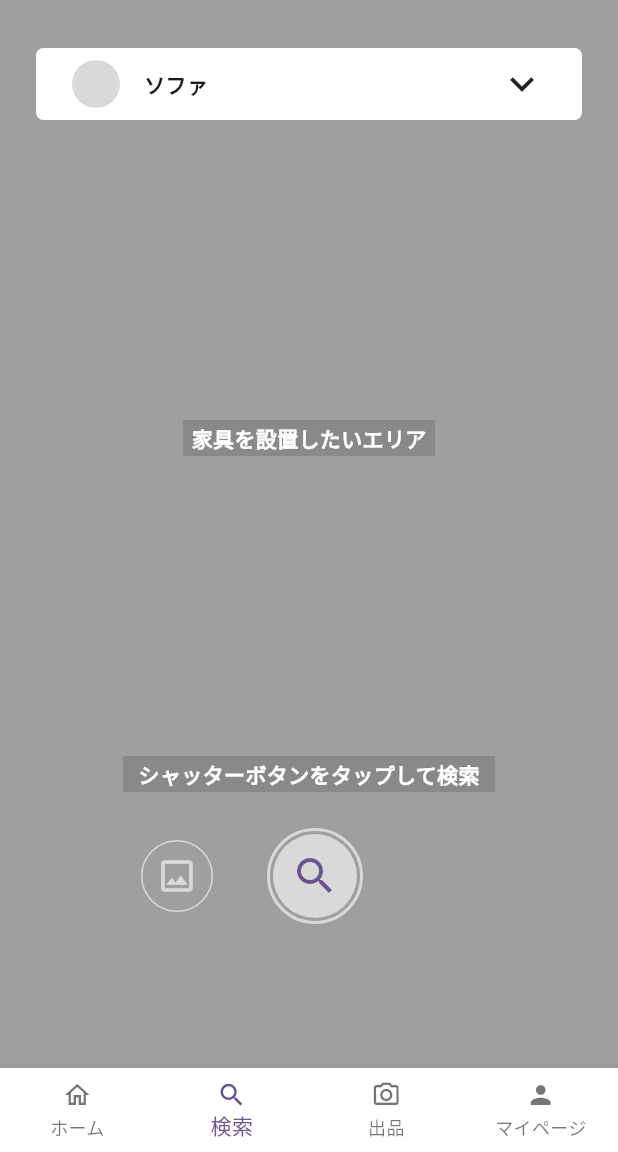
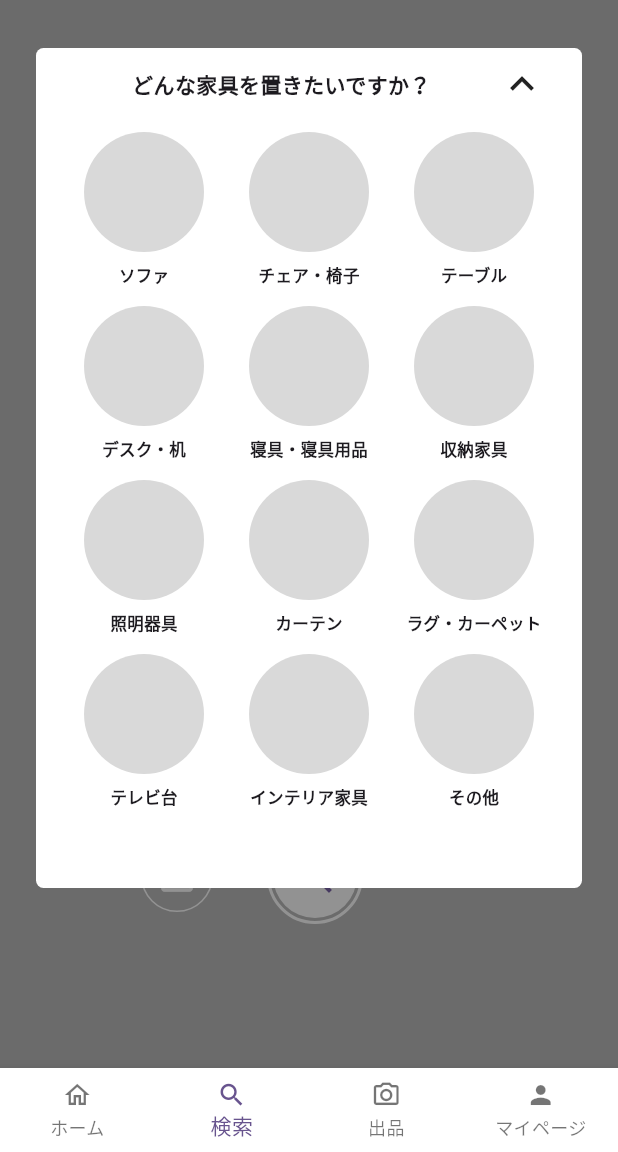
Before and after one commit to naka-c1024/Hack_U_Team1, a Flutter app: the screen it shows after launch, item 2 of the bottom bar chosen, on a phone screen of 412 x 824 dp, the part 84-1236 px from its top. Run offline on Flutter 3.47's test engine with Material 3 defaults, Android fonts, the phone set to English and light mode, and no system bars; our stand-ins replace flutter_hooks, hooks_riverpod.

Commit message:
update: カテゴリメニュー周りのアクションを調整

```diff
--- a/client/app/lib/Views/picture_search_view.dart
+++ b/client/app/lib/Views/picture_search_view.dart
@@ -30,6 +30,22 @@ class PictureSearchView extends HookConsumerWidget {
       'インテリア家具',
       'その他'
     ];
+
+    // カテゴリ未選択時に最初からカテゴリ一メニューを表示
+    useEffect(() {
+      if (selectedIndex == -1) {
+        menuHeight.value = 560;
+      }
+      return null;
+    }, []);
+
+    // カテゴリを選んだらカテゴリメニューを閉じる
+    useEffect((){
+      if (selectedIndex != -1) {
+        toggleHeight();
+      }
+      return null;
+    },[selectedIndex]);
 
     return Stack(
       alignment: Alignment.topCenter,
@@ -137,6 +153,11 @@ class PictureSearchView extends HookConsumerWidget {
             ),
           ],
         ),
+        menuHeight.value == 48.0
+            ? const SizedBox()
+            : Container(
+                color: const Color(0x53000000),
+              ),
         Container(
           padding: const EdgeInsets.fromLTRB(24, 32, 24, 24),
           child: Column(
@@ -158,7 +179,9 @@ class PictureSearchView extends HookConsumerWidget {
                       // 常に見えている部分がボタン
                       GestureDetector(
                         onTap: () {
-                          toggleHeight();
+                          if (selectedIndex != -1) {
+                            toggleHeight();
+                          }
                         },
                         child: Container(
                           color: Colors.transparent,
--- a/client/app/lib/Views/search_view.dart
+++ b/client/app/lib/Views/search_view.dart
@@ -4,7 +4,7 @@ import 'package:hooks_riverpod/hooks_riverpod.dart';
 import 'package:app/Views/picture_search_view.dart';
 
 // 選択したカテゴリをインデックスで保持
-final categoryProvider = StateProvider((ref) => 0);
+final categoryProvider = StateProvider((ref) => -1);
 
 class SearchView extends HookConsumerWidget {
   const SearchView({super.key});
```
